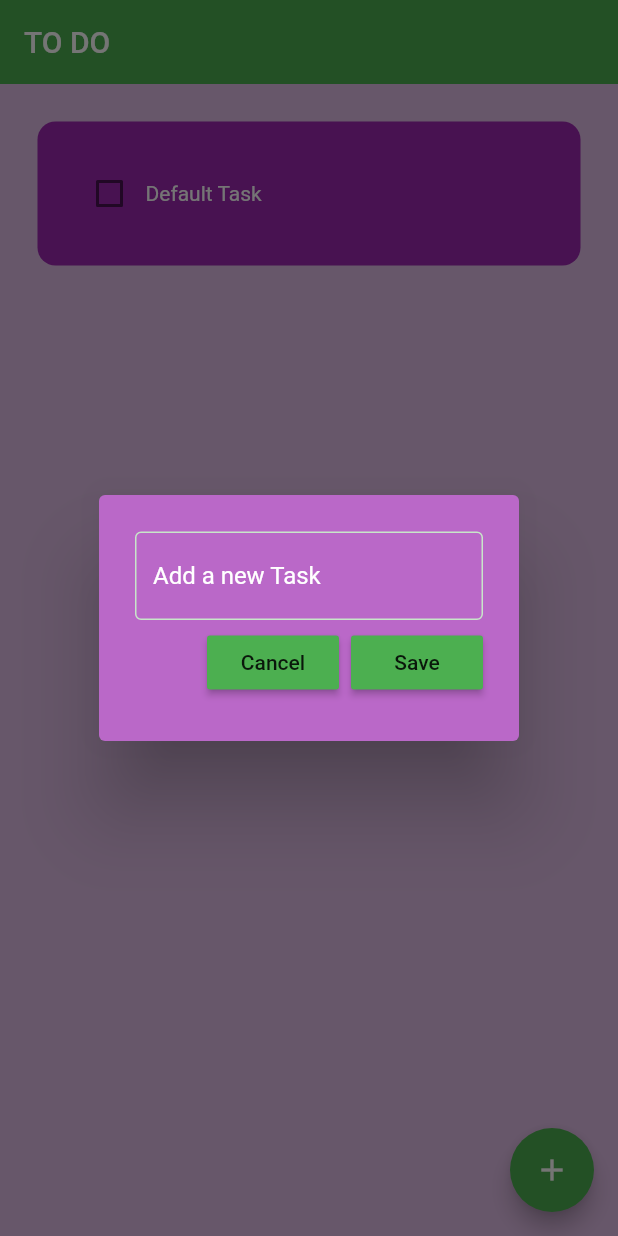
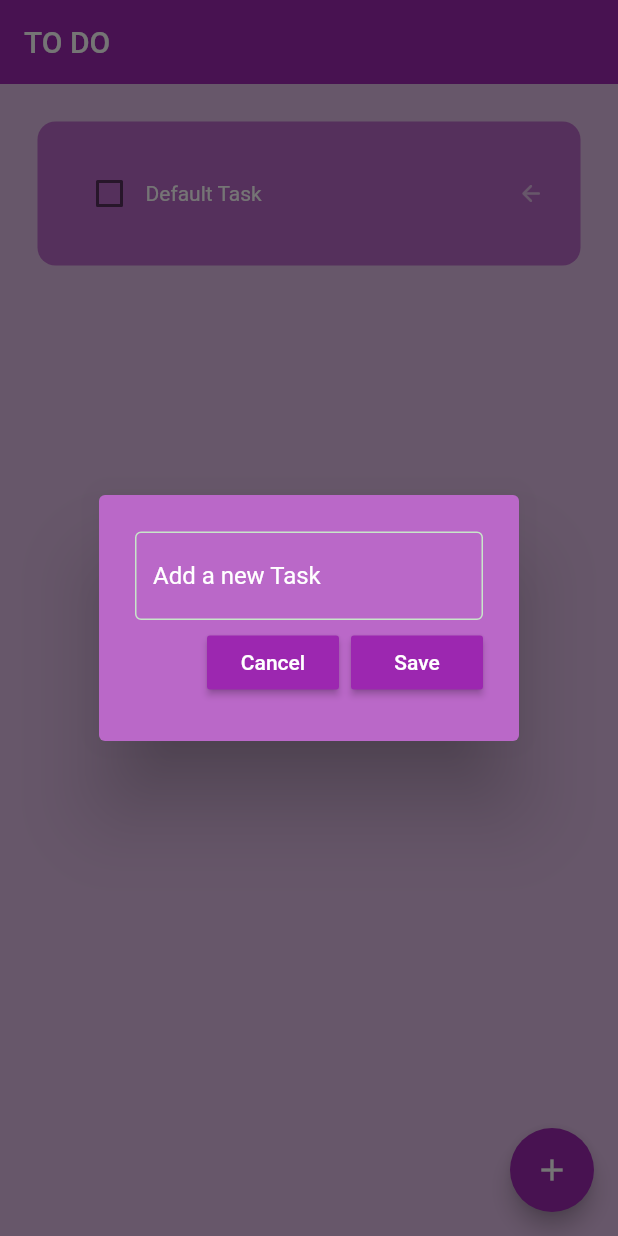
Before and after one commit to Rishipan/Flutter-Projects, a Flutter app: the HomePage screen opened directly, after a tap on the "add" icon, on a phone screen of 412 x 824 dp. Run offline on Flutter 3.47's test engine with Material 2 defaults, Android fonts, the phone set to English and light mode, and no system bars; drawn by our look-alikes of flutter_slidable; our stand-ins replace firebase_auth, firebase_core, flutter_heatmap_calendar, google_fonts, hive, hive_flutter; accounts and stored records are empty.

Commit message:
tiles update v.1.0

```diff
--- a/04. To Do/todo_list/lib/Pages/home_page.dart
+++ b/04. To Do/todo_list/lib/Pages/home_page.dart
@@ -114,12 +114,36 @@ class _HomePageState extends State<HomePage> {
         title: const Text('TO DO'),
         elevation: 0,
         centerTitle: false,
+        backgroundColor: Colors.purple.shade500,
       ),
       floatingActionButton: FloatingActionButton(
         onPressed: createNewTask,
+        backgroundColor: Colors.purple.shade500,
         child: const Icon(Icons.add),
       ),
-      body: ListView.builder(
+      body:
+          // ReorderableListView.builder(
+          //   itemBuilder: (context, index) {
+          //     return ToDoTile(
+          //       taskName: db.todoList[index][0],
+          //       taskCompleted: db.todoList[index][1],
+          //       onChanged: (value) => checkBoxChanged(value, index),
+          //       settingTapped: (context) => openTaskSetting(index),
+          //       deleteFunction: (context) => deleteTask(index),
+          //     );
+          //   },
+          //   itemCount: db.todoList.length,
+          //   onReorder: (int oldIndex, int newIndex) {
+          //     setState(() {
+          //       if (oldIndex < newIndex) {
+          //         newIndex -= 1;
+          //       }
+          //       final int item = db.todoList.removeAt(oldIndex);
+          //       db.todoList.insert(newIndex, item);
+          //     });
+          //   },
+          // ),
+          ListView.builder(
         itemCount: db.todoList.length,
         itemBuilder: (context, index) {
           return ToDoTile(
--- a/04. To Do/todo_list/lib/util/my_button.dart
+++ b/04. To Do/todo_list/lib/util/my_button.dart
@@ -14,7 +14,9 @@ class MyButton extends StatelessWidget {
   Widget build(BuildContext context) {
     return MaterialButton(
       onPressed: onPressed,
-      color: Theme.of(context).primaryColor,
+      // color: Theme.of(context).primaryColor,
+      color: Colors.purple.shade500,
+      textColor: Colors.white,
       child: Text(text),
     );
   }
--- a/04. To Do/todo_list/lib/util/todo_tile.dart
+++ b/04. To Do/todo_list/lib/util/todo_tile.dart
@@ -29,7 +29,7 @@ class ToDoTile extends StatelessWidget {
             // settings option
             SlidableAction(
               onPressed: settingTapped,
-              backgroundColor: Colors.grey.shade800,
+              backgroundColor: Colors.grey.shade600,
               icon: Icons.settings,
               borderRadius: BorderRadius.circular(12),
             ),
@@ -45,16 +45,19 @@ class ToDoTile extends StatelessWidget {
         child: Container(
           padding: const EdgeInsets.all(24),
           decoration: BoxDecoration(
-            color: Colors.purple,
+            color: Colors.purple.shade300,
             borderRadius: BorderRadius.circular(12),
           ),
           child: Row(
+            mainAxisAlignment: MainAxisAlignment.spaceBetween,
             children: [
-              // checkbox
+              Row(
+                children: [
                   Checkbox(
                     value: taskCompleted,
                     onChanged: onChanged,
                     activeColor: Colors.green,
+                    checkColor: Colors.white,
                   ),
 
                   // task name
@@ -69,6 +72,15 @@ class ToDoTile extends StatelessWidget {
                   ),
                 ],
               ),
+
+              // hint arrow
+              Icon(
+                Icons.arrow_back_rounded,
+                color: Colors.purple.shade100,
+                size: Checkbox.width,
+              ),
+            ],
+          ),
         ),
       ),
     );
```
Also changed, not shown: 04. To Do/todo_list/lib/main.dart (+3 -4 lines), 06. Habit Tracker/habit_trak/lib/components/habit_tile.dart (+13 -2 lines). Lines whose indentation alone changed are shown as unchanged.
